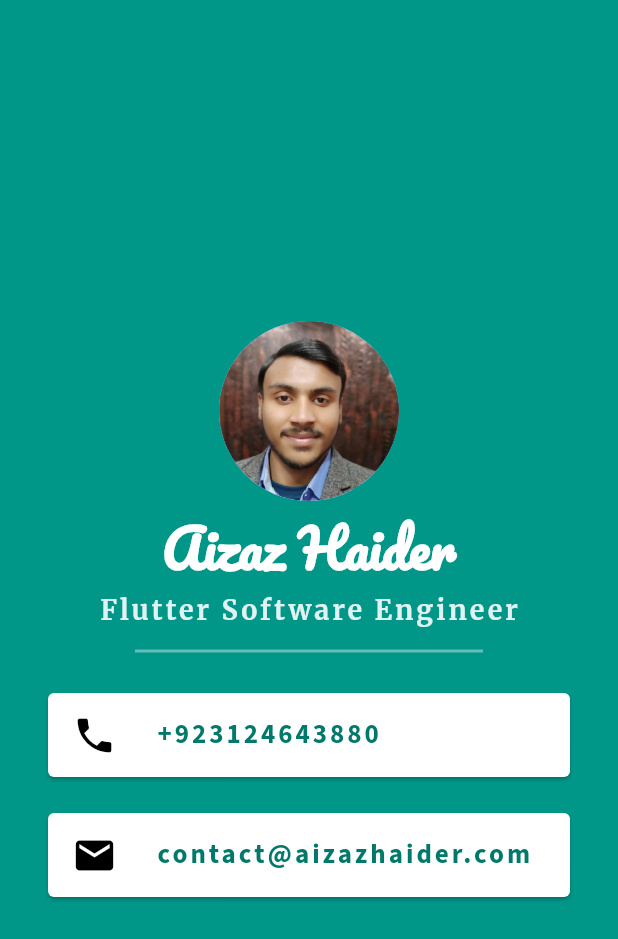
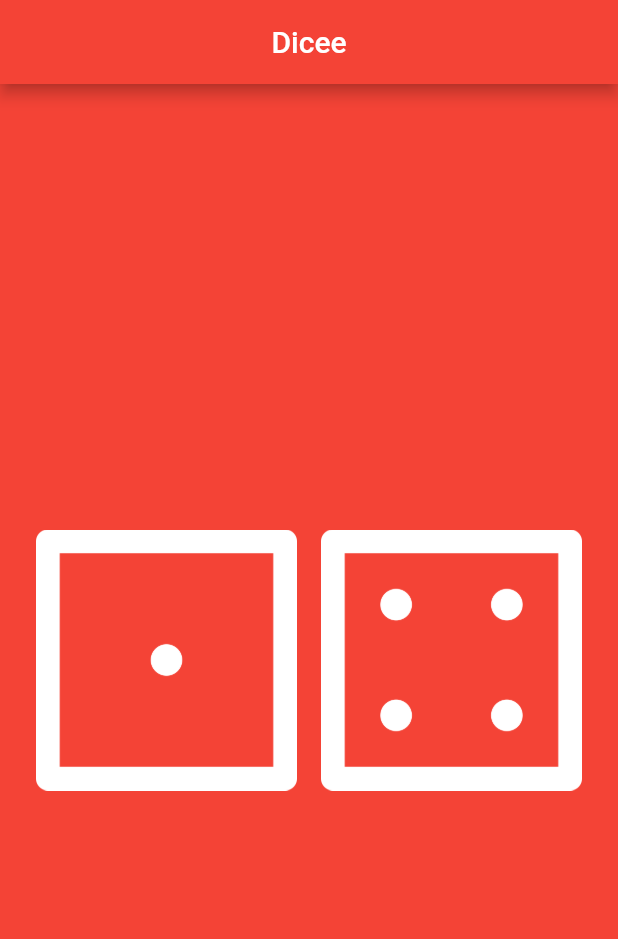
Before and after one commit to 4643880/Basic-Apps-Flutter, a Flutter app: the screen it shows after launch, on a phone screen of 412 x 824 dp. Shown: the top 939 px of the screen. Run offline on Flutter 3.47's test engine with Material 2 defaults, Android fonts, the light colour scheme and no system bars.

Commit message:
Dice App Ends Here

```diff
--- a/lib/main.dart
+++ b/lib/main.dart
@@ -1,6 +1,5 @@
 import 'package:flutter/material.dart';
-import 'package:google_fonts/google_fonts.dart';
-
+import 'dart:math';
 void main() {
   runApp(const MyApp());
 }
@@ -11,102 +10,59 @@ class MyApp extends StatelessWidget {
   @override
   Widget build(BuildContext context) {
     return MaterialApp(
-      debugShowCheckedModeBanner: false,
-      theme: ThemeData(fontFamily: GoogleFonts.poppins().fontFamily),
       home: Scaffold(
-        backgroundColor: Colors.teal,
-        body: Center(
-          child: Column(
-            mainAxisAlignment: MainAxisAlignment.center,
-            children: [
-              const CircleAvatar(
-                // backgroundColor: Colors.red,
-                radius: 60,
-                backgroundImage: AssetImage("images/2.jpg"),
-                // backgroundImage: ,
-              ),
-              const Text(
-                "Aizaz Haider",
-                style: TextStyle(
-                    color: Colors.white,
-                    fontSize: 35,
-                    fontWeight: FontWeight.bold,
-                    fontFamily: "Pacifico"),
-              ),
-              Text(
-                "Flutter Software Engineer",
-                style: TextStyle(
-                  letterSpacing: 2.0,
-                  color: Colors.teal[50],
-                  fontSize: 18,
-                  fontWeight: FontWeight.bold,
-                  fontFamily: GoogleFonts.merriweather().fontFamily,
-                ),
-              ),
-              const Padding(
-                padding: EdgeInsets.symmetric(horizontal: 90.0, vertical: 08),
-                child: Divider(color: Colors.white38, thickness: 2,),
-              ),
-              Card(
-                margin: const EdgeInsets.symmetric(horizontal: 32, vertical:12),
-                  color: Colors.white,
-                  child: ListTile(
-                    leading: const Icon(Icons.phone, size: 30, color: Colors.black,),
-                    title: Text(
-                          "+923124643880",
-                          style: TextStyle(
-                            letterSpacing: 2.0,
-                            color: const Color(0xff00796B),
-                            fontSize: 18,
-                            fontWeight: FontWeight.bold,
-                            fontFamily: GoogleFonts.sourceSansPro().fontFamily,
-                          ),
-                        ),
-                  )
-                  ),
-                   Card(
-                margin: const EdgeInsets.symmetric(horizontal: 32, vertical:12),
-                  color: Colors.white,
-                  child: ListTile(
-                    leading: const Icon(Icons.email, size: 30, color: Colors.black,),
-                    title: Text(
-                          "contact@aizazhaider.com",
-                          style: TextStyle(
-                            letterSpacing: 2.0,
-                            color: const Color(0xff00796B),
-                            fontSize: 18,
-                            fontWeight: FontWeight.bold,
-                            fontFamily: GoogleFonts.sourceSansPro().fontFamily,
-                          ),
-                        ),
-                  )
-                  ),
-            ],
-          ),
+        backgroundColor: Colors.red,
+        appBar: AppBar(
+          title: const Center(child: Text('Dicee')),
+          backgroundColor: Colors.red,
+        ),
+        body:  DicePage(),
+      ),
+    );
+  }
+}
+
+class DicePage extends StatefulWidget {
+  @override
+  State<DicePage> createState() => _DicePageState();
+}
+
+class _DicePageState extends State<DicePage> {
+  var leftDiceNum = 1;
+  var rightDiceNum = 4;
+
+  void RandomFunc(){
+    setState(() {
+      leftDiceNum = Random().nextInt(6) + 1;
+      rightDiceNum = Random().nextInt(6) + 1;
+    });
+  }
+
+  @override
+  Widget build(BuildContext context) {
+
+    return Padding(
+      padding: const EdgeInsets.all(16.0),
+      child: Center(
+        child: Row(
+          children: [
+            Expanded(
+                flex: 1,
+                child: TextButton(
+                    onPressed: (){
+                      RandomFunc();
+                    },
+                    child: Image(image: AssetImage("images/dice$leftDiceNum.png")))),
+            Expanded(
+                flex: 1,
+                child: TextButton(
+                    onPressed: (){
+                      RandomFunc();
+                    },
+                    child: Image(image: AssetImage("images/dice$rightDiceNum.png")))),
+          ],
         ),
       ),
     );
   }
 }
-
-
-// Padding(
-//                     padding: const EdgeInsets.all(8.0),
-//                     child: Row(
-//                       children: [
-//                         const SizedBox(width: 08,),
-//                         const Icon(Icons.phone, size: 30),
-//                         const SizedBox(width: 12,),
-//                         Text(
-//                           "+923124643880",
-//                           style: TextStyle(
-//                             letterSpacing: 2.0,
-//                             color: Colors.teal.shade600,
-//                             fontSize: 18,
-//                             fontWeight: FontWeight.bold,
-//                             fontFamily: GoogleFonts.sourceSansPro().fontFamily,
-//                           ),
-//                         ),
-//                       ],
-//                     ),
-//                   )
```
Also changed, not shown: images/dice1.png (added), images/dice2.png (added), images/dice3.png (added), images/dice4.png (added), images/dice5.png (added), images/dice6.png (added).
